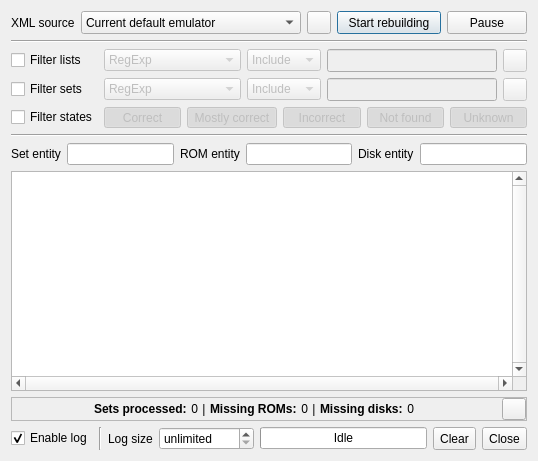
qmc2/qmc2-mame-fe, file collectionrebuilder.ui: the form before one commit.
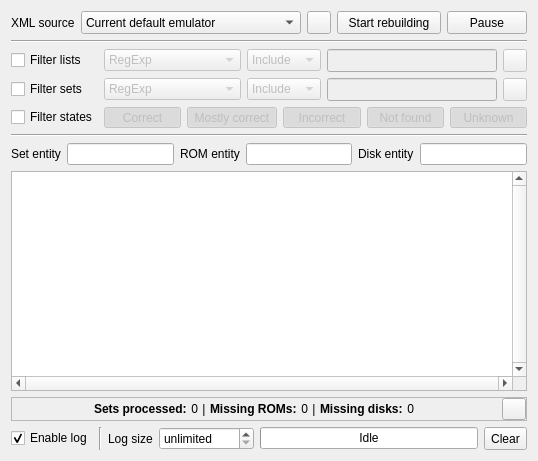
The form after the commit. Icons and pictures are not drawn.

Commit message:
imp: ROMAlyzer: integrated the collection rebuilder as a ROMAlyzer tab for improved user-friendliness
imp: removed the inconsequently used 'save/restore layout' options (that
is, all relevant windows will save/restore their layout under all
circumstances now)

```diff
--- a/collectionrebuilder.ui
+++ b/collectionrebuilder.ui
@@ -1,7 +1,7 @@
 <?xml version="1.0" encoding="UTF-8"?>
 <ui version="4.0">
  <class>CollectionRebuilder</class>
- <widget class="QDialog" name="CollectionRebuilder">
+ <widget class="QWidget" name="CollectionRebuilder">
   <property name="geometry">
    <rect>
     <x>0</x>
@@ -210,22 +210,6 @@
        </property>
       </widget>
      </item>
-     <item>
-      <widget class="QToolButton" name="toolButtonClose">
-       <property name="sizePolicy">
-        <sizepolicy hsizetype="Fixed" vsizetype="Minimum">
-         <horstretch>0</horstretch>
-         <verstretch>0</verstretch>
-        </sizepolicy>
-       </property>
-       <property name="toolTip">
-        <string>Close this window</string>
-       </property>
-       <property name="text">
-        <string>Close</string>
-       </property>
-      </widget>
-     </item>
     </layout>
    </item>
    <item row="0" column="2">
```
Left out of the diff: 25 changed lines with no effect on the pictures. The commit also changes 32 other files.
